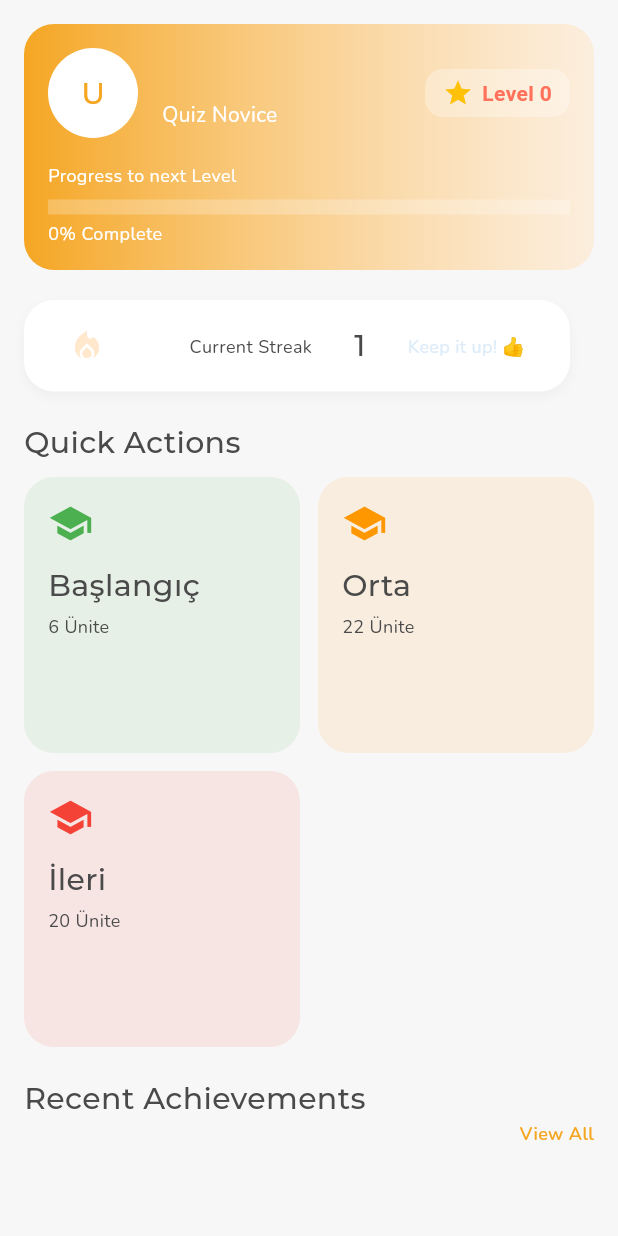
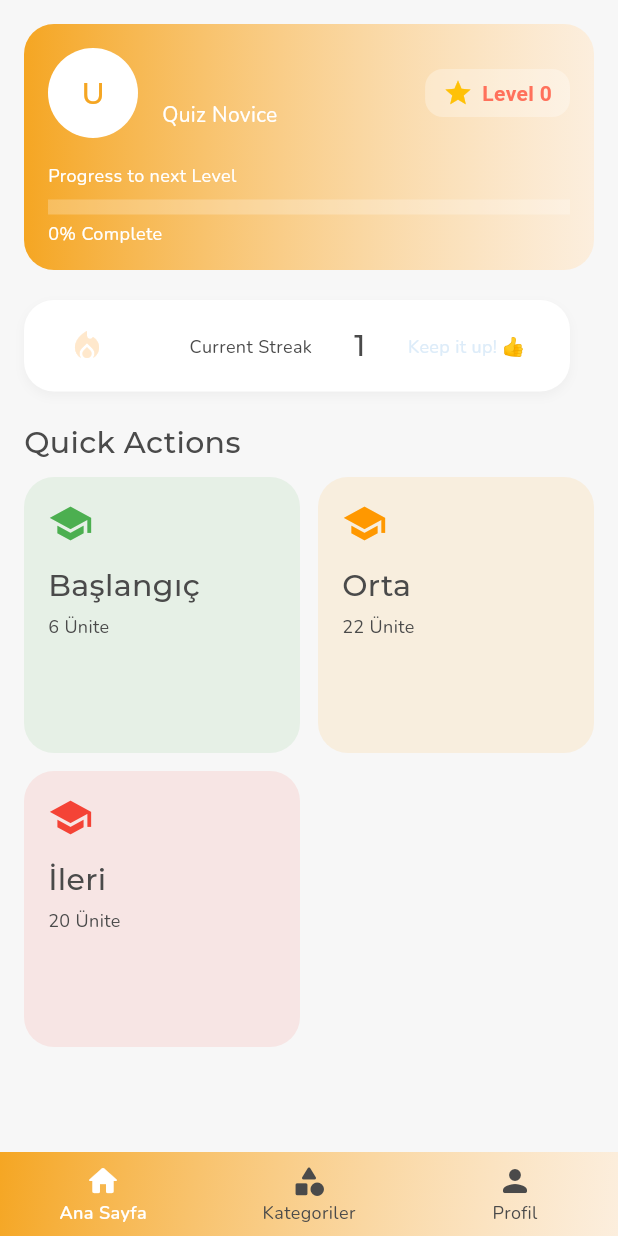
Before and after one commit to selinguz/prepWords, a Flutter app: the HomePage screen opened by its route, on a phone screen of 412 x 824 dp. Run offline on Flutter 3.47's test engine with Material 3 defaults, Android fonts, the phone set to English and light mode, and no system bars; our stand-ins replace cloud_firestore, firebase_auth, firebase_core, shared_preferences; missing offline and left inert: flutter_flip_card; accounts and stored records are empty.

Commit message:
profil sayfaası çalışıldı

```diff
--- a/lib/pages/categories_content.dart
+++ b/lib/pages/categories_content.dart
@@ -22,7 +22,6 @@ class _CategoriesContentState extends State<CategoriesContent> {
       appBar: CustomAppBar(title: 'Kategoriler'),
       body: Column(
         children: [
-          // Görünüm seçenekleri
           Padding(
             padding: const EdgeInsets.all(16.0),
             child: Row(
@@ -192,7 +191,7 @@ class _CategoriesContentState extends State<CategoriesContent> {
                   physics: NeverScrollableScrollPhysics(),
                   itemCount: words.length,
                   separatorBuilder: (context, index) => Divider(
-                    color: Colors.grey.withOpacity(0.2),
+                    color: Colors.grey.withValues(alpha: 0.2),
                     height: 1,
                     indent: 16,
                     endIndent: 16,
--- a/lib/pages/home_page.dart
+++ b/lib/pages/home_page.dart
@@ -253,6 +253,10 @@ import 'package:prep_words/consts.dart';
 import 'package:firebase_auth/firebase_auth.dart';
 import 'package:prep_words/pages/levels_page.dart';
 
+// 🔽 Kategoriler ve Profil sayfalarını ekliyoruz
+import 'package:prep_words/pages/categories_content.dart';
+import 'package:prep_words/pages/profile_content.dart';
+
 class HomePage extends StatefulWidget {
   const HomePage({super.key});
 
@@ -261,6 +265,7 @@ class HomePage extends StatefulWidget {
 }
 
 class _HomePageState extends State<HomePage> {
+  int _selectedIndex = 0;
   String _userName = '';
   final int _userLevel = 0; // Başlangıçta 0
   final double _levelProgress = 0; // Başlangıçta %0
@@ -269,19 +274,73 @@ class _HomePageState extends State<HomePage> {
   void initState() {
     super.initState();
     final user = FirebaseAuth.instance.currentUser;
-    _userName = user?.displayName ?? 'Kullanıcı';
+    if (user != null) {
+      user.reload().then((_) {
+        // güncel bilgiyi al
+        setState(() {
+          _userName = user.displayName ?? 'Kullanıcı';
+        });
+      });
+    }
   }
 
   @override
   Widget build(BuildContext context) {
     return Scaffold(
       backgroundColor: backgrnd,
-      body: SafeArea(
+      // 🔽 body artık aktif sekmeye göre değişiyor
+      body: _buildBody(),
+      bottomNavigationBar: Container(
+        decoration: BoxDecoration(
+          gradient: LinearGradient(
+            colors: [
+              primary,
+              secondaryOrange.withValues(alpha: 0.6),
+            ],
+            begin: Alignment.topLeft,
+            end: Alignment.bottomRight,
+          ),
+        ),
+        child: BottomNavigationBar(
+          elevation: 0,
+          backgroundColor: Colors.transparent,
+          currentIndex: _selectedIndex,
+          onTap: (index) {
+            setState(() {
+              _selectedIndex = index;
+            });
+          },
+          selectedItemColor: textWhiteColor,
+          unselectedItemColor: textGreyColor,
+          selectedLabelStyle: bodySmall.copyWith(fontWeight: FontWeight.w600),
+          unselectedLabelStyle: bodySmall,
+          type: BottomNavigationBarType.fixed,
+          items: const [
+            BottomNavigationBarItem(
+              icon: Icon(Icons.home_rounded),
+              label: 'Ana Sayfa',
+            ),
+            BottomNavigationBarItem(
+              icon: Icon(Icons.category_rounded),
+              label: 'Kategoriler',
+            ),
+            BottomNavigationBarItem(
+              icon: Icon(Icons.person_rounded),
+              label: 'Profil',
+            ),
+          ],
+        ),
+      ),
+    );
+  }
+
+  Widget _buildBody() {
+    if (_selectedIndex == 0) {
+      return SafeArea(
         child: Padding(
           padding: const EdgeInsets.all(16.0),
           child: ListView(
             children: [
-              // Kullanıcı Kartı
               Container(
                 padding: EdgeInsets.all(16),
                 decoration: BoxDecoration(
@@ -322,21 +381,18 @@ class _HomePageState extends State<HomePage> {
                             padding: EdgeInsets.symmetric(
                                 horizontal: 12, vertical: 6),
                             decoration: BoxDecoration(
-                              color: textWhiteColor.withOpacity(0.3),
+                              color: textWhiteColor.withValues(alpha: 0.3),
                               borderRadius: BorderRadius.circular(12),
                             ),
                             child: Row(
                               children: [
-                                Icon(Icons.star,
-                                    color: Colors.amber,
-                                    size:
-                                        20), // ikon biraz büyüdü ve kontrast arttı
+                                Icon(Icons.star, color: Colors.amber, size: 20),
                                 SizedBox(width: 6),
                                 Text(
                                   'Level $_userLevel',
                                   style: TextStyle(
                                     color: warnOrange,
-                                    fontSize: 14, // okunabilirliği artırdık
+                                    fontSize: 14,
                                     fontWeight: FontWeight.bold,
                                   ),
                                 ),
@@ -373,7 +429,7 @@ class _HomePageState extends State<HomePage> {
                         borderRadius: BorderRadius.circular(20),
                         boxShadow: [
                           BoxShadow(
-                              color: Colors.grey.withOpacity(0.1),
+                              color: Colors.grey.withValues(alpha: 0.1),
                               blurRadius: 5,
                               offset: Offset(0, 3))
                         ],
@@ -468,18 +524,25 @@ class _HomePageState extends State<HomePage> {
               ),
 
               SizedBox(height: 20),
-              Text('Recent Achievements', style: headingMedium),
+              //Recent Achievements Bölümü
+              /* Text('Recent Achievements', style: headingMedium),
               Align(
                 alignment: Alignment.centerRight,
                 child: Text('View All',
                     style: bodySmall.copyWith(
                         color: primary, fontWeight: FontWeight.bold)),
-              ),
+              ), */
             ],
           ),
         ),
-      ),
-    );
+      );
+    } else if (_selectedIndex == 1) {
+      // ————— KATEGORİLER —————
+      return CategoriesContent();
+    } else {
+      // ————— PROFİL —————
+      return ProfileContent();
+    }
   }
 
   Widget _levelCard(String title, String subtitle, IconData icon, Color color,
@@ -489,7 +552,7 @@ class _HomePageState extends State<HomePage> {
       child: Container(
         padding: EdgeInsets.all(16),
         decoration: BoxDecoration(
-          color: color.withOpacity(0.1),
+          color: color.withValues(alpha: 0.1),
           borderRadius: BorderRadius.circular(20),
         ),
         child: Column(
@@ -514,7 +577,7 @@ class _HomePageState extends State<HomePage> {
         borderRadius: BorderRadius.circular(20),
         boxShadow: [
           BoxShadow(
-              color: Colors.grey.withOpacity(0.1),
+              color: Colors.grey.withValues(alpha: 0.1),
               blurRadius: 5,
               offset: Offset(0, 3))
         ],
--- a/lib/pages/sign_up_page.dart
+++ b/lib/pages/sign_up_page.dart
@@ -1,6 +1,6 @@
 import 'package:flutter/material.dart';
 import 'package:prep_words/components/custom_appbar.dart';
-import 'package:prep_words/components/custom_textField.dart';
+import 'package:prep_words/components/custom_text_field.dart';
 import 'package:prep_words/consts.dart';
 import 'package:firebase_auth/firebase_auth.dart';
 
```
Also changed, not shown: lib/pages/profile_content.dart (+49 -9 lines), lib/pages/sign_in_page.dart (+7 -4 lines), lib/services/firebase_service.dart (+4 -13 lines), lib/components/custom_text_field.dart (renamed from lib/components/custom_textField.dart), 5 other files.
